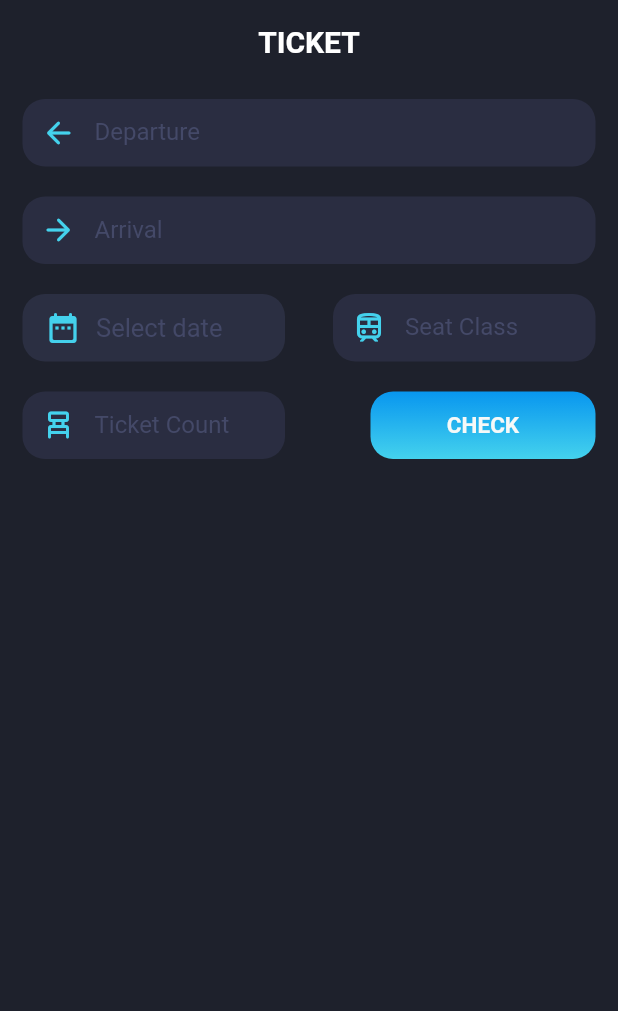
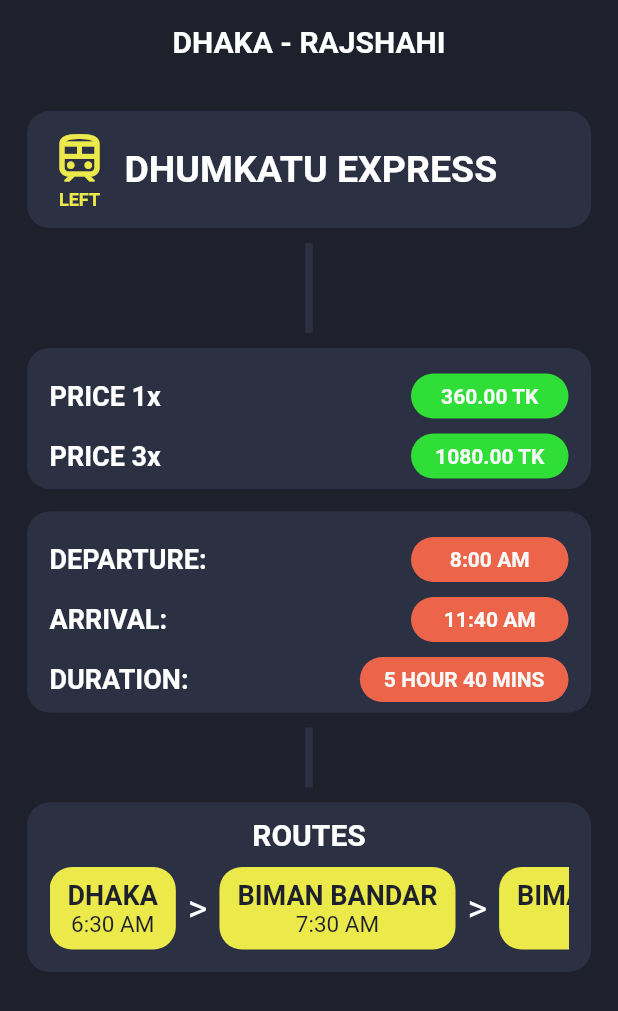
Before and after one commit to al-rafi304/train-ticket-app, a Flutter app: the screen it shows after launch, on a phone screen of 412 x 824 dp. Shown: the top 1011 px of the screen. Run offline on Flutter 3.47's test engine with Material 2 defaults, Android fonts, the phone set to English and light mode, and no system bars.

Commit message:
Designed 'Details' page, back-end not connected

```diff
--- a/lib/main.dart
+++ b/lib/main.dart
@@ -3,6 +3,7 @@
 import 'package:flutter/material.dart';
 
 import './pages/home_page.dart';
+import 'pages/train_details_page.dart';
 
 void main() {
   runApp(MyApp());
@@ -14,7 +15,8 @@ class MyApp extends StatelessWidget {
   @override
   Widget build(BuildContext context) {
     return MaterialApp(
-      home: Home(),
+      home: DetailsPage(trainsData: [],),
+
     );
   }
 }
--- /dev/null
+++ b/lib/pages/train_details_page.dart
@@ -0,0 +1,121 @@
+import 'package:flutter/material.dart';
+import 'package:train_ticket_checker/widgets/DetailsView.dart';
+import 'package:train_ticket_checker/widgets/RoutesView.dart';
+import 'package:train_ticket_checker/widgets/TrainStatusIcon.dart';
+
+class DetailsPage extends StatelessWidget {
+  var trainsData;
+
+  DetailsPage({required this.trainsData});
+
+  @override
+  Widget build(BuildContext context) {
+    return Scaffold(
+      appBar: AppBar(
+        elevation: 0,
+        backgroundColor: Color(0xff1e212c),
+        centerTitle: true,
+        title: Text(
+          "DHAKA - RAJSHAHI",
+          style: TextStyle(fontWeight: FontWeight.bold),
+        ),
+      ),
+      body: Container(
+        padding: EdgeInsets.all(10),
+        color: Color(0xff1e212c),
+        child: Padding(
+          padding: const EdgeInsets.all(8.0),
+          child: ListView(
+            children: [
+              //Title Container
+              Container(
+                  padding: EdgeInsets.symmetric(vertical: 12, horizontal: 15),
+                  decoration: BoxDecoration(
+                    borderRadius: BorderRadius.circular(15),
+                    color: Color(0xff2c3043),
+                  ),
+                  child: Row(
+                    mainAxisAlignment: MainAxisAlignment.start,
+                    children: [
+                      TrainStatusIcon(
+                        train_left: true,
+                        train_on: true,
+                        size: 40,
+                      ),
+                      SizedBox(
+                        width: 10,
+                      ),
+                      Expanded(
+                        child: Container(
+                          alignment: Alignment.centerLeft,
+                          child: FittedBox(
+                            fit: BoxFit.scaleDown,
+                            child: Text(
+                              "DHUMKATU EXPRESS",
+                              style: TextStyle(
+                                  color: Colors.white,
+                                  fontSize: 25,
+                                  fontWeight: FontWeight.bold),
+                            ),
+                          ),
+                        ),
+                      )
+                    ],
+                  )),
+              SizedBox(
+                height: 80,
+                child: VerticalDivider(
+                  thickness: 5,
+                  color: Color(0xff2c3043),
+                  indent: 10,
+                  endIndent: 10,
+                ),
+              ),
+              DetailsView(
+                details: [
+                  {'lable': 'PRICE 1x', 'valueText': '360.00 TK'},
+                  {'lable': 'PRICE 3x', 'valueText': '1080.00 TK'},
+                ],
+                color: Color(0xff2fde37),
+              ),
+              SizedBox(
+                height: 15,
+              ),
+              DetailsView(
+                details: [
+                  {'lable': 'DEPARTURE:', 'valueText': '8:00 AM'},
+                  {'lable': 'ARRIVAL:', 'valueText': '11:40 AM'},
+                  {'lable': 'DURATION:', 'valueText': '5 HOUR 40 MINS'},
+                ],
+                color: Color(0xffec654a),
+              ),
+              SizedBox(
+                height: 60,
+                child: VerticalDivider(
+                  thickness: 5,
+                  color: Color(0xff2c3043),
+                  indent: 10,
+                  endIndent: 10,
+                ),
+              ),
+              RoutesView(
+                route: [
+                  {'int_stn': 'DHAKA', 'dpt_time': '6:30 AM'},
+                  {
+                    'int_stn': 'BIMAN BANDAR',
+                    'dpt_time': '7:30 AM',
+                  },
+                  {
+                    'int_stn': 'BIMAN BANDAR',
+                    'dpt_time': '7:30 AM',
+                    'last_stn': true
+                  },
+                ],
+              )
+            ],
+          ),
+        ),
+      ),
+    );
+  }
+}
--- /dev/null
+++ b/lib/widgets/DetailsView.dart
@@ -0,0 +1,68 @@
+import 'package:flutter/material.dart';
+
+class DetailsView extends StatelessWidget {
+  final List details;
+  final Color color;
+
+  const DetailsView({required this.details, required this.color});
+
+  @override
+  Widget build(BuildContext context) {
+    return Container(
+      padding: EdgeInsets.symmetric(vertical: 7, horizontal: 15),
+      decoration: BoxDecoration(
+        borderRadius: BorderRadius.circular(15),
+        color: Color(0xff2c3043),
+      ),
+      child: Column(
+          children: details.map((item) {
+        return DetailsViewRow(
+            label: item['lable'], valueText: item['valueText'], color: color);
+      }).toList()),
+    );
+  }
+}
+
+class DetailsViewRow extends StatelessWidget {
+  final String label;
+  final String valueText;
+  final Color color;
+
+  const DetailsViewRow(
+      {required this.label, required this.valueText, required this.color});
+
+  @override
+  Widget build(BuildContext context) {
+    return Padding(
+      padding: const EdgeInsets.only(top: 10),
+      child: Row(
+        mainAxisAlignment: MainAxisAlignment.spaceBetween,
+        children: [
+          Text(
+            label,
+            style: TextStyle(
+                color: Colors.white, fontSize: 18, fontWeight: FontWeight.bold),
+          ),
+          Container(
+            alignment: Alignment.centerRight,
+            child: Container(
+              alignment: Alignment.center,
+              padding: EdgeInsets.symmetric(vertical: 5, horizontal: 16),
+              decoration: BoxDecoration(
+                  color: color, borderRadius: BorderRadius.circular(15)),
+              constraints: BoxConstraints(minWidth: 105, minHeight: 30),
+              child: Text(
+                valueText,
+                textAlign: TextAlign.center,
+                style: TextStyle(
+                  color: Color(0xfff6f9f8),
+                  fontWeight: FontWeight.bold,
+                ),
+              ),
+            ),
+          ),
+        ],
+      ),
+    );
+  }
+}
--- /dev/null
+++ b/lib/widgets/RoutesView.dart
@@ -0,0 +1,104 @@
+import 'package:flutter/material.dart';
+
+class RoutesView extends StatelessWidget {
+  final List route;
+
+  RoutesView({required this.route});
+
+  @override
+  Widget build(BuildContext context) {
+    return Container(
+      padding: EdgeInsets.fromLTRB(15, 10, 15, 15),
+      decoration: BoxDecoration(
+        color: Color(0xff2c3043),
+        borderRadius: BorderRadius.circular(15),
+      ),
+      child: Column(
+        mainAxisAlignment: MainAxisAlignment.center,
+        children: [
+          Text(
+            "ROUTES",
+            style: TextStyle(
+                color: Colors.white, fontSize: 20, fontWeight: FontWeight.bold),
+          ),
+          SizedBox(
+            height: 10,
+          ),
+          Container(
+            height: 55,
+            child: ListView(
+                shrinkWrap: true,
+                scrollDirection: Axis.horizontal,
+                children: route.map((station) {
+                  bool last_station;
+                  if (station['last_stn'] == null) {
+                    last_station = false;
+                  } else {
+                    last_station = station['last_stn'];
+                  }
+                  return _Station(
+                    stationName: station['int_stn'],
+                    arvTime: station['dpt_time'],
+                    lastStation: last_station,
+                  );
+                }).toList()),
+          )
+        ],
+      ),
+    );
+  }
+}
+
+class _Station extends StatelessWidget {
+  final String stationName;
+  final String arvTime;
+  final bool lastStation;
+
+  const _Station(
+      {required this.stationName,
+      required this.arvTime,
+      this.lastStation = false});
+
+  @override
+  Widget build(BuildContext context) {
+    return Row(
+      children: [
+        Container(
+          padding: EdgeInsets.symmetric(vertical: 8, horizontal: 12),
+          decoration: BoxDecoration(
+            color: Color(0xffecea4a),
+            borderRadius: BorderRadius.circular(15),
+          ),
+          child: Column(
+            crossAxisAlignment: CrossAxisAlignment.center,
+            children: [
+              Text(
+                stationName,
+                style: TextStyle(
+                    color: Color(0xff1e212c),
+                    fontSize: 18,
+                    fontWeight: FontWeight.bold),
+              ),
+              Text(
+                arvTime,
+                style: TextStyle(
+                  color: Color(0xff1e212c),
+                  fontSize: 15,
+                ),
+              ),
+            ],
+          ),
+        ),
+        !lastStation
+            ? Padding(
+                padding: const EdgeInsets.all(8.0),
+                child: Text(
+                  ">",
+                  style: TextStyle(color: Colors.white, fontSize: 25),
+                ),
+              )
+            : SizedBox()
+      ],
+    );
+  }
+}
--- a/lib/widgets/TicketBar.dart
+++ b/lib/widgets/TicketBar.dart
@@ -1,5 +1,6 @@
 import 'package:flutter/material.dart';
 import 'package:train_ticket_checker/model/TimeConverter.dart';
+import 'package:train_ticket_checker/widgets/TrainStatusIcon.dart';
 
 class TicketBar extends StatelessWidget {
   final String time;
@@ -44,27 +45,7 @@ class TicketBar extends StatelessWidget {
                       Column(
                         mainAxisAlignment: MainAxisAlignment.center,
                         children: [
-                          Icon(Icons.train_outlined,
-                              size: 35,
-                              color: train_on
-                                  ? train_left
-                                      ? Color(0xffecea4a) /*YELLOW*/ : Color(
-                                          0xff44d2ed) /*BLUE*/ : Color(
-                                      0xffec654a) /*ORANGE*/
-                              ),
-                          train_on
-                              ? train_left
-                                  ? Text("LEFT",
-                                      style: TextStyle(
-                                          color: Color(0xffecea4a) /*YELLOW*/,
-                                          fontWeight: FontWeight.bold,
-                                          fontSize: 12))
-                                  : SizedBox()
-                              : Text("OFF",
-                                  style: TextStyle(
-                                      color: Color(0xffec654a)/*ORANGE*/,
-                                      fontWeight: FontWeight.bold,
-                                      fontSize: 12))
+                          TrainStatusIcon(train_left: train_left, train_on: train_on)
                         ],
                       ),
                       Container(
--- /dev/null
+++ b/lib/widgets/TrainStatusIcon.dart
@@ -0,0 +1,37 @@
+import 'package:flutter/material.dart';
+
+class TrainStatusIcon extends StatelessWidget {
+  final bool train_on;
+  final bool train_left;
+  final double size;
+
+  const TrainStatusIcon({required this.train_left, required this.train_on, this.size = 35});
+
+  @override
+  Widget build(BuildContext context) {
+    return Column(
+      children: [
+        Icon(Icons.train_outlined,
+            size: size,
+            color: train_on
+                ? train_left
+                    ? Color(0xffecea4a) /*YELLOW*/ : Color(
+                        0xff44d2ed) /*BLUE*/ : Color(0xffec654a) /*ORANGE*/
+            ),
+        train_on
+            ? train_left
+                ? Text("LEFT",
+                    style: TextStyle(
+                        color: Color(0xffecea4a) /*YELLOW*/,
+                        fontWeight: FontWeight.bold,
+                        fontSize: 12))
+                : SizedBox()
+            : Text("OFF",
+                style: TextStyle(
+                    color: Color(0xffec654a) /*ORANGE*/,
+                    fontWeight: FontWeight.bold,
+                    fontSize: 12))
+      ],
+    );
+  }
+}
```
